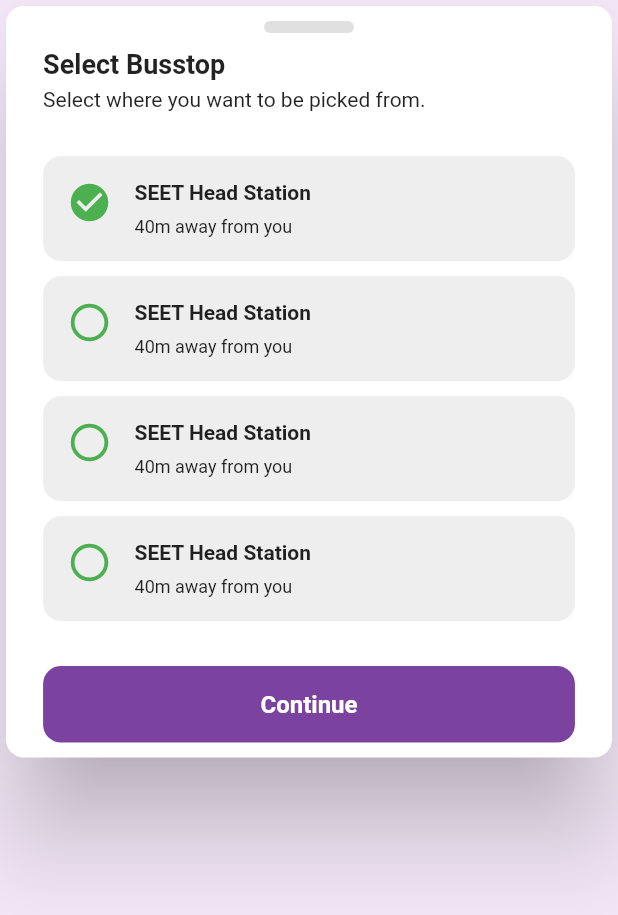
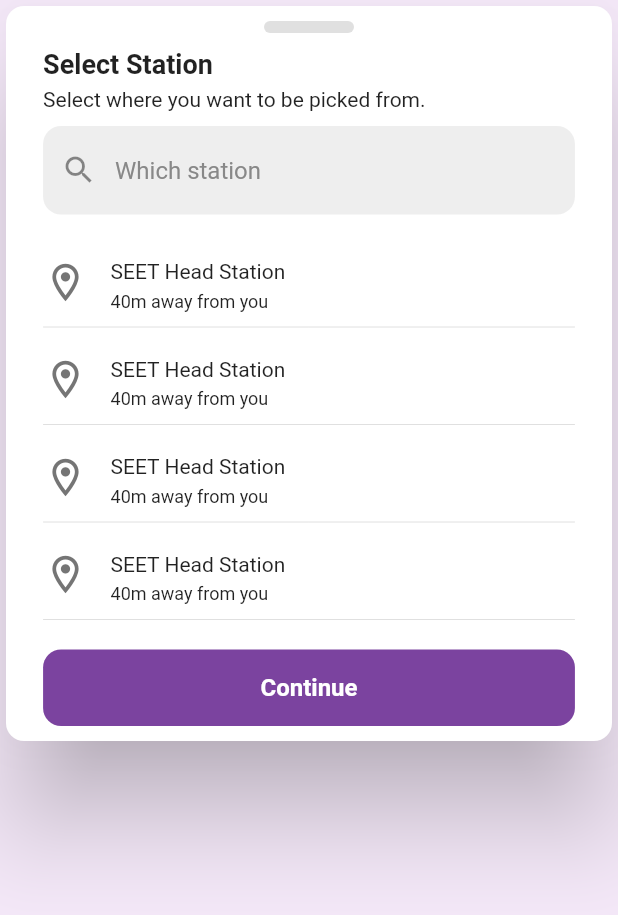
Before and after one commit to cs-onah/Shuttla, a Flutter app: the SelectBusstopFragment widget shown alone on an empty page, opened directly with empty values, on a phone screen of 412 x 824 dp. Shown: the top 915 px of the screen. Run offline on Flutter 3.47's test engine with Material 2 defaults, Android fonts, the phone set to English and light mode, and no system bars; our stand-ins replace flutter_bloc, gap, get, get_it, google_maps_flutter; Roboto replaces fonts that are missing (Brown).

Commit message:
fix android build issue + added search field to busstop fragment

```diff
--- a/lib/ui/screens/passenger/select_busstop_fragment.dart
+++ b/lib/ui/screens/passenger/select_busstop_fragment.dart
@@ -35,7 +35,7 @@ class _SelectBusstopFragmentState extends State<SelectBusstopFragment> {
           SizedBox(height: 10),
           // if (controller.position.maxScrollExtent == controller.offset) Icon(Icons.close),
           Text(
-            'Select Busstop',
+            'Select Station',
             style: TextStyle(
               fontSize: 18,
               fontWeight: FontWeight.bold,
@@ -48,7 +48,20 @@ class _SelectBusstopFragmentState extends State<SelectBusstopFragment> {
               fontSize: 14,
             ),
           ),
-          SizedBox(height: 30),
+          SizedBox(height: 10),
+          TextFormField(
+            decoration: InputDecoration(
+              filled: true,
+              fillColor: Colors.grey[200],
+              hintText: "Which station",
+              border: OutlineInputBorder(
+                borderRadius: BorderRadius.all(Radius.circular(12)),
+                borderSide: BorderSide.none,
+              ),
+              prefixIcon: Icon(Icons.search)
+            ),
+          ),
+          SizedBox(height: 10),
           for (int i = 0; i < 4; i++)
             BusstopTile(isSelected: i == 0),
 
--- a/lib/ui/widgets/busstop_tile.dart
+++ b/lib/ui/widgets/busstop_tile.dart
@@ -9,19 +9,22 @@ class BusstopTile extends StatelessWidget {
   @override
   Widget build(BuildContext context) {
     return Container(
-      margin: EdgeInsets.only(bottom: 10),
-      padding: EdgeInsets.symmetric(vertical: 16, horizontal: 16),
-      decoration: BoxDecoration(
-        borderRadius: BorderRadius.all(Radius.circular(12)),
-        color: Colors.grey[200],
-      ),
-      child: Row(
+      // margin: EdgeInsets.only(bottom: 10),
+      margin: EdgeInsets.only(top: 20),
+      // decoration: BoxDecoration(
+      //   borderRadius: BorderRadius.all(Radius.circular(12)),
+      //   color: Colors.grey[200],
+      // ),
+      child: Column(
+        children: [
+          Row(
             crossAxisAlignment: CrossAxisAlignment.start,
             children: [
-          if(isSelected)
-            Icon(Icons.check_circle, color: Colors.green, size: 30,)
-          else
-            Icon(Icons.circle_outlined, color: Colors.green, size: 30,),
+              // if(isSelected)
+              //   Icon(Icons.check_circle, color: Colors.green, size: 30,)
+              // else
+              //   Icon(Icons.circle_outlined, color: Colors.green, size: 30,),
+              Icon(Icons.location_on_outlined, size: 30, color: Colors.grey[600]),
               SizedBox(width: 15),
               Expanded(
                 child: Column(
@@ -32,10 +35,10 @@ class BusstopTile extends StatelessWidget {
                       'SEET Head Station',
                       style: TextStyle(
                         fontSize: 14,
-                    fontWeight: FontWeight.bold,
+                        // fontWeight: FontWeight.bold,
                       ),
                     ),
-                SizedBox(height: 8),
+                    SizedBox(height: 5),
                     Text(
                       '40m away from you',
                       style: TextStyle(
@@ -47,6 +50,10 @@ class BusstopTile extends StatelessWidget {
               ),
             ],
           ),
+          SizedBox(height: 10),
+          Divider(height: 0),
+        ],
+      ),
     );
   }
 }
```
Also changed, not shown: 2 other files. Lines whose indentation alone changed are shown as unchanged.
